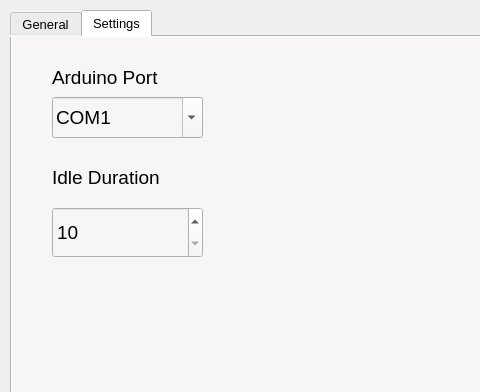
The window that src/MainWindow.ui (space-concordia-spacecraft/battery-test) describes before a commit, drawn with Qt 5; both pictures show x 0 to 480 and y 0 to 392 of the 1011 by 550 pixel window.
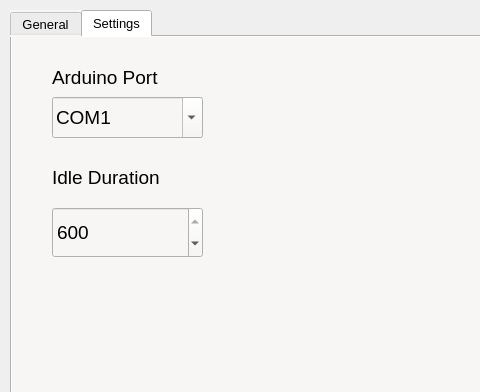
The same window after the commit. The open tabs and pages were chosen to show the change.

```diff
--- a/src/MainWindow.ui
+++ b/src/MainWindow.ui
@@ -855,6 +855,9 @@
       <property name="maximum">
        <number>600</number>
       </property>
+      <property name="value">
+       <number>600</number>
+      </property>
      </widget>
     </widget>
    </widget>
```
